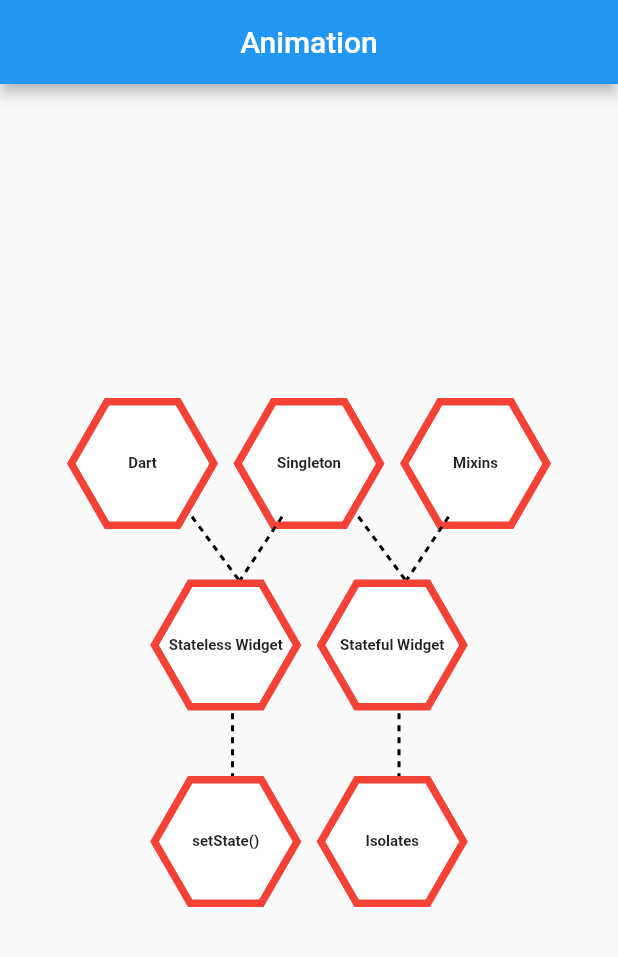
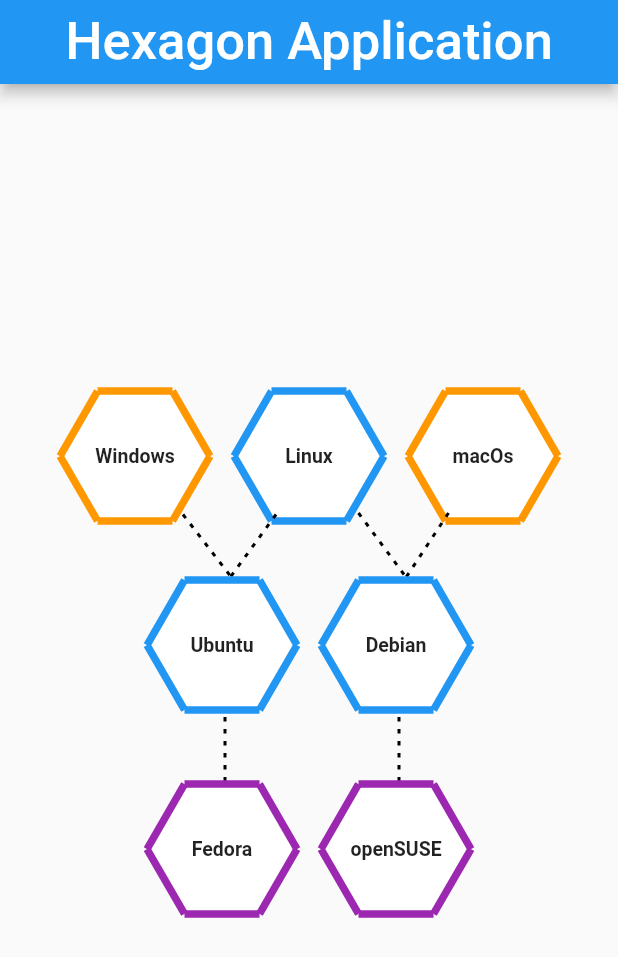
Before and after one commit to amruthamu/flutter_evaluation, a Flutter app: the screen it shows after launch, on a phone screen of 412 x 824 dp. Shown: the top 957 px of the screen. Run offline on Flutter 3.47's test engine with Material 2 defaults, Android fonts, the phone set to English and light mode, and no system bars; our stand-ins replace flutter_bloc.

Commit message:
my project code

```diff
--- a/lib/anim_bloc/anim_bloc.dart
+++ b/lib/anim_bloc/anim_bloc.dart
@@ -2,14 +2,10 @@
 import 'anim_event.dart';
 import 'anim_state.dart';
 
-class CountBloc extends Bloc<AnimationEvents, AnimationStates>{
-  CountBloc():super(InitialState()){
-    on<AnimationEvents>((event, emit){
-      if(event is StartAnimationEvent) {
-        emit(LoadAnimationState());
-      }
+class AnimBloc extends Bloc<AnimationEvent, AnimationState> {
+  AnimBloc() : super(InitialState()) {
+    on<AnimationBeginEvent>((event, emit) {
+      emit(AnimationShowingState());
     });
-
-
   }
 }
--- a/lib/anim_bloc/anim_event.dart
+++ b/lib/anim_bloc/anim_event.dart
@@ -1,3 +1,3 @@
-abstract class AnimationEvents{}
+class AnimationEvent {}
 
-class StartAnimationEvent extends AnimationEvents{}
+class AnimationBeginEvent extends AnimationEvent {}
--- a/lib/anim_bloc/anim_state.dart
+++ b/lib/anim_bloc/anim_state.dart
@@ -1,10 +1,5 @@
-class AnimationStates {
-  late bool isSuccess;
-  AnimationStates({required this.isSuccess});
-}
-class InitialState extends AnimationStates{
-  InitialState():super(isSuccess: true);
-}
-class LoadAnimationState extends AnimationStates{
-  LoadAnimationState():super(isSuccess: true);
-}
+class AnimationState {}
+
+class InitialState extends AnimationState {}
+
+class AnimationShowingState extends AnimationState {}
--- a/lib/constants/constants.dart
+++ /dev/null
@@ -1,20 +0,0 @@
-class Constants {
-  static const String title = "Dart";
-  static const String title1 = "Singleton";
-  static const String title2 = "Mixins";
-  static const String title3 = "Stateless Widget";
-  static const String title4 = "Stateful Widget";
-  static const String title5 = "setState()";
-  static const String title6 = "Isolates";
-  static const String title7 = "Widgets";
-
-
-  static const String title_des = "  - Dart is an open-source general-purpose programming language. \n - It is originally developed by Google. \n - Dart is an object-oriented language with C-style syntax. \n - Dart is an open-source programming language which is widely used to develop the mobile application, modern web-applications, desktop application, and the Internet of Things (IoT) using by Flutter framework. \n - It also supports a few advance concepts such as interfaces, mixins, abstract classes, refield generics, and type interface.";
-  static const String title1_des = " - Only one object creation \n - It is one of the simplest design pattern \n - There can only be one instance of class \n - Class itself is responsible to keep track of its sole instance \n - The instance is globally accessible through static method \n - Constructor is private so it cannot be instantiated \n - Using a singleton global variable that points to the instance. \n - The common Singleton.instance pattern. \n - Using the default constructor, which is a factory that returns the instance. \n - By using factory constructor we can access singleton class" ;
-  static const String title2_des = " - A mixin is a sort of class that can be “associated” to another class in order to reuse pieces of code without using inheritance. \n - When we use class B with A {} we are importing every method of mixin A into your class B \n - We can use with with one or more mixins. \n - Mixin is the ready to use functionality, not needed of constructor";
-  static const String title3_des = " - Stateless Widgets are static widgets. \n - They do not depend on any data change or any behavior change. \n - Stateless Widgets do not have a state, they will be rendered once and will not update themselves, but will only be updated when external data changes. \n - To create a Stateless widget, we have to override the build() method. \n - For Example: Text, Icon, RaisedButton are Stateless Widgets. ";
-  static const String title4_des = " - Stateful Widgets are dynamic widgets. \n - They can be updated during runtime based on user action or data change. \n - Stateful Widgets have an internal state and can re-render if the input data changes or if Widget’s state changes. \n - To create a Stateful widget, we have to override the createState() method, which returns the state of the widget. \n - For Example: Checkbox, Radio Button, Slider are Stateful Widgets";
-  static const String title5_des = " - setState is a way to dynamically change the UI. \n - We call it inside the State Object class of the StatefulWidget. \n - Whenever you change the internal state of a State object, make the change in a function that you pass to setState: setState(() { _myState = newValue; }); ";
-  static const String title6_des = " - Dart is single-threaded but it is capable of doing multi-threading stuff using Isolates (many processes). \n - Dart's version of Threads. \n - Do not share memory between each other. \n - Uses Ports and Messages to communicate between them. \n - May use another processor core if available. \n - Runs code in parallel.";
-  static const String title7_des = " - The Flutter framework offers widgets, which are capable of developing customizable specific designs. \n - Flutter has two sets of widgets: Material Design and Cupertino widgets that help to provide a glitch-free experience on all platforms.";
-}
--- a/lib/custom_widget/custom_painter.dart
+++ /dev/null
@@ -1,96 +0,0 @@
-import 'dart:math';
-
-import 'package:flutter/material.dart';
-
-class LinePainter extends CustomPainter {
-  final Offset firstOffset;
-  final Offset secondOffset;
-  final Color color;
-  final double strokeWidth;
-  final double dashLength;
-  final double dashSpace;
-
-  const LinePainter({
-    required this.firstOffset,
-    required this.secondOffset,
-    this.color = Colors.black,
-    this.strokeWidth = 2.0,
-    this.dashLength = 4.0,
-    this.dashSpace = 4.0,
-  });
-
-  @override
-  void paint(Canvas canvas, Size size) {
-    final paint = Paint()
-      ..color = color
-      ..strokeWidth = strokeWidth;
-    _drawDashedLine(
-        dashLength, dashSpace, firstOffset, secondOffset, canvas, size, paint);
-  }
-
-  @override
-  bool shouldRepaint(covariant CustomPainter oldDelegate) {
-    return false;
-  }
-
-  void _drawDashedLine(double dashLength, double dashSpace, Offset firstOffset,
-      Offset secondOffset, Canvas canvas, Size size, Paint paint) {
-    var startOffset = firstOffset;
-
-    var intervals = _getDirectionVector(firstOffset, secondOffset).length /
-        (dashLength + dashSpace);
-
-    for (var i = 0; i < intervals; i++) {
-      var endOffset = _getNextOffset(startOffset, secondOffset, dashLength);
-
-      /// Draw a small line.
-      canvas.drawLine(startOffset, endOffset, paint);
-
-      /// Update the starting offset.
-      startOffset = _getNextOffset(endOffset, secondOffset, dashSpace);
-    }
-  }
-
-  Offset _getNextOffset(
-      Offset firstOffset,
-      Offset secondOffset,
-      double smallVectorLength,
-      ) {
-    var directionVector = _getDirectionVector(firstOffset, secondOffset);
-
-    var rescaleFactor = smallVectorLength / directionVector.length;
-    if (rescaleFactor.isNaN || rescaleFactor.isInfinite) {
-      rescaleFactor = 1;
-    }
-
-    var rescaledVector = Offset(directionVector.vector.dx * rescaleFactor,
-        directionVector.vector.dy * rescaleFactor);
-
-    var newOffset = Offset(
-        firstOffset.dx + rescaledVector.dx, firstOffset.dy + rescaledVector.dy);
-
-    return newOffset;
-  }
-
-  DirectionVector _getDirectionVector(Offset firstVector, Offset secondVector) {
-    var directionVector = Offset(
-        secondVector.dx - firstVector.dx, secondVector.dy - firstVector.dy);
-
-    var directionVectorLength =
-    sqrt(pow(directionVector.dx, 2) + pow(directionVector.dy, 2));
-
-    return DirectionVector(
-      vector: directionVector,
-      length: directionVectorLength,
-    );
-  }
-}
-class DirectionVector {
-  final Offset vector;
-  final double length;
-
-  const DirectionVector({
-    required this.vector,
-    required this.length,
-  });
-}
--- a/lib/main.dart
+++ b/lib/main.dart
@@ -1,6 +1,5 @@
 import 'package:flutter/material.dart';
 import 'package:flutter_bloc/flutter_bloc.dart';
-import 'anim_bloc/anim_bloc.dart';
 import 'anim_bloc/anim_bloc.dart';
 import 'ui/hexagon_screen.dart';
 
@@ -13,13 +12,10 @@
   @override
   Widget build(BuildContext context) {
     return BlocProvider(
-      create: (_)=>CountBloc(),
-      child: MaterialApp(
-        title: 'Flutter Demo',
-        theme: ThemeData(
-          primarySwatch: Colors.blue,
-        ),
-        home: const HexagonScreen(title: 'Animation'),
+      create: (context)=>AnimBloc(),
+      child: const MaterialApp(
+        debugShowCheckedModeBanner: false,
+        home: HexagonScreen(),
       ),
     );
   }
--- a/lib/ui/hexagon.dart
+++ b/lib/ui/hexagon.dart
@@ -1,82 +1,34 @@
-import 'dart:math';
-
 import 'package:flutter/material.dart';
+import 'hexagon_painter.dart';
 
 class Hexagon extends StatelessWidget {
   final double sideLength;
   final Color color;
+  final List<Color> borderColors; // List of border colors
+  final double borderWidth; // Border width
   final Widget child;
 
-  Hexagon({
+  const Hexagon({super.key,
     required this.sideLength,
     required this.color,
+    required this.borderColors,
+    required this.borderWidth,
     required this.child,
   });
 
   @override
   Widget build(BuildContext context) {
-    return Container(
+    return SizedBox(
       width: sideLength,
       height: sideLength,
       child: CustomPaint(
         painter: HexagonPainter(
-          color: color, borderColor: Colors.red, borderWidth: 5,
+          color: color,
+          borderColors: borderColors, // Pass the list of border colors
+          borderWidth: borderWidth,
         ),
         child: Center(child: child),
       ),
     );
   }
 }
-
-class HexagonPainter extends CustomPainter {
-  final Color color;
-  final Color borderColor; // Border color
-  final double borderWidth; // Border width
-
-  HexagonPainter({
-    required this.color,
-    required this.borderColor,
-    required this.borderWidth,
-  });
-
-  @override
-  void paint(Canvas canvas, Size size) {
-    final Paint paint = Paint()
-      ..color = color
-      ..style = PaintingStyle.fill;
-
-    final Paint borderPaint = Paint()
-      ..color = borderColor
-      ..style = PaintingStyle.stroke
-      ..strokeWidth = borderWidth;
-
-    final Path path = Path();
-    final double centerX = size.width / 2;
-    final double centerY = size.height / 2;
-    final double radius = size.width / 2;
-    final double angle = 360 / 6; // 360 degrees divided by the number of sides (6)
-
-    for (int i = 0; i < 6; i++) {
-      final double x = centerX + radius * cos(degToRad(i * angle));
-      final double y = centerY + radius * sin(degToRad(i * angle));
-      if (i == 0) {
-        path.moveTo(x, y);
-      } else {
-        path.lineTo(x, y);
-      }
-    }
-    path.close();
-
-    canvas.drawPath(path, paint);
-    canvas.drawPath(path, borderPaint); // Draw border around the hexagon
-  }
-
-  @override
-  bool shouldRepaint(CustomPainter oldDelegate) {
-    return false;
-  }
-
-  double degToRad(double degrees) {
-    return degrees * (pi / 180);
-  }
-}
--- /dev/null
+++ b/lib/ui/hexagon_create.dart
@@ -0,0 +1,35 @@
+import 'package:flutter/material.dart';
+
+import 'description_screen.dart';
+import 'hexagon.dart';
+
+Widget hexagonCreate(BuildContext context, String title, String desc, List<Color> borderColors) {
+  return InkWell(
+    onTap: () {
+      Navigator.push(
+        context,
+        MaterialPageRoute(
+          builder: (context) => DescriptionScreen(
+            heading: title,
+            description: desc,
+          ),
+        ),
+      );
+    },
+    child: Padding(
+      padding: const EdgeInsets.all(8.0),
+      child: Hexagon(
+        sideLength: 100,
+        color: Colors.white,
+        borderColors: borderColors,
+        borderWidth: 5,
+        child: Center(
+          child: Text(
+            title,
+            style: const TextStyle(fontWeight: FontWeight.bold, fontSize: 13),
+          ),
+        ),
+      ),
+    ),
+  );
+}
--- /dev/null
+++ b/lib/ui/hexagon_painter.dart
@@ -0,0 +1,68 @@
+import 'dart:math';
+
+import 'package:flutter/material.dart';
+
+class HexagonPainter extends CustomPainter {
+  final Color color;
+  final List<Color> borderColors; // List of border colors
+  final double borderWidth; // Border width
+
+  HexagonPainter({
+    required this.color,
+    required this.borderColors,
+    required this.borderWidth,
+  });
+
+  @override
+  void paint(Canvas canvas, Size size) {
+    final Paint paint = Paint()
+      ..color = color
+      ..style = PaintingStyle.fill;
+
+    final Path path = Path();
+    final double centerX = size.width / 2;
+    final double centerY = size.height / 2;
+    final double radius = size.width / 2;
+    const double angle = 360 / 6; // 360 degrees divided by the number of sides (6)
+
+    for (int i = 0; i < 6; i++) {
+      final double x = centerX + radius * cos(degToRad(i * angle));
+      final double y = centerY + radius * sin(degToRad(i * angle));
+      if (i == 0) {
+        path.moveTo(x, y);
+      } else {
+        path.lineTo(x, y);
+      }
+    }
+    path.close();
+
+    canvas.drawPath(path, paint);
+
+    // Drawing the hexagon border with different colors
+    for (int i = 0; i < 6; i++) {
+      final Paint borderPaint = Paint()
+        ..color = borderColors[i]
+        ..style = PaintingStyle.stroke
+        ..strokeWidth = borderWidth;
+
+      final double x1 = centerX + radius * cos(degToRad(i * angle));
+      final double y1 = centerY + radius * sin(degToRad(i * angle));
+      final double x2 = centerX + radius * cos(degToRad((i + 1) * angle));
+      final double y2 = centerY + radius * sin(degToRad((i + 1) * angle));
+
+      final Path borderPath = Path();
+      borderPath.moveTo(x1, y1);
+      borderPath.lineTo(x2, y2);
+      canvas.drawPath(borderPath, borderPaint);
+    }
+  }
+
+  @override
+  bool shouldRepaint(CustomPainter oldDelegate) {
+    return false;
+  }
+
+  double degToRad(double degrees) {
+    return degrees * (pi / 180);
+  }
+}
--- a/lib/ui/hexagon_screen.dart
+++ b/lib/ui/hexagon_screen.dart
@@ -1,43 +1,37 @@
-import 'package:hexagon_project/ui/detailed_screen.dart';
 import 'package:flutter/material.dart';
 import 'package:flutter_bloc/flutter_bloc.dart';
 import '../anim_bloc/anim_bloc.dart';
 import '../anim_bloc/anim_event.dart';
 import '../anim_bloc/anim_state.dart';
-import '../constants/constants.dart';
-import '../custom_widget/custom_painter.dart';
-import 'hexagon.dart';
+import 'hexagon_create.dart';
+import 'dottedLine_painter_data.dart';
 
 class HexagonScreen extends StatefulWidget {
-  const HexagonScreen({super.key, required this.title});
-  final String title;
+  const HexagonScreen({super.key});
   @override
   State<HexagonScreen> createState() => _HexagonScreen();
 }
 
 class _HexagonScreen extends State<HexagonScreen> with SingleTickerProviderStateMixin {
-  late AnimationController _controller;
+  late AnimationController animationController;
   @override
   initState() {
     super.initState();
-    BlocProvider.of<CountBloc>(context).add(StartAnimationEvent());
-    _controller = AnimationController(
-      duration: const Duration(seconds: 5),
-      vsync: this,
+    BlocProvider.of<AnimBloc>(context).add(AnimationBeginEvent());
+    animationController = AnimationController(
+      duration: const Duration(seconds: 6),vsync: this,
     );
   }
 
   @override
   Widget build(BuildContext context) {
-    return BlocListener<CountBloc, AnimationStates>(
+    return BlocListener<AnimBloc, AnimationState>(
       listener: (context, state) {
-        if (state.isSuccess) {
-          _controller.forward();
-        }
+        animationController.forward();
       },
       child: Scaffold(
           appBar: AppBar(
-            title: Center(child: Text(widget.title)),
+            title: const Center(child: Text("Hexagon Application" ,style: TextStyle(fontSize:35))),
           ),
           body: Center(
             child: Column(
@@ -49,19 +43,22 @@
                   children: [
                     FadeTransition(
                         opacity: Tween(begin: -10.0, end: 100.0)
-                            .animate(_controller),
-                        child: _buildHexagon(
-                            Constants.title, Constants.title_des)),
+                            .animate(animationController),
+                        child: hexagonCreate(context,
+                            "Windows", "Windows is a widely used operating system developed by Microsoft. It is known for its user-friendly interface and compatibility with a wide range of software applications. There are different versions of Windows, with Windows 10 and Windows 11 being the latest as of my knowledge cutoff date in September 2021.",
+                            [Colors.orange,Colors.orange,Colors.orange,Colors.orange,Colors.orange,Colors.orange])),
                     FadeTransition(
                         opacity: Tween(begin: -40.0, end: 200.0)
-                            .animate(_controller),
-                        child: _buildHexagon(
-                            Constants.title1, Constants.title1_des)),
+                            .animate(animationController),
+                        child: hexagonCreate(context,
+                        "Linux", "Linux is an open-source operating system kernel that serves as the foundation for various Linux distributions (distros). Linux is known for its security, stability, and flexibility. Popular Linux distributions include Ubuntu, Debian, and Fedora.",
+                            [Colors.blue,Colors.blue,Colors.blue,Colors.blue,Colors.blue,Colors.blue])),
                     FadeTransition(
-                        opacity: Tween(begin: -100.0, end: 300.0)
-                            .animate(_controller),
-                        child: _buildHexagon(
-                            Constants.title2, Constants.title2_des)),
+                        opacity: Tween(begin: -99.0, end: 301.0)
+                            .animate(animationController),
+                        child: hexagonCreate(context,
+                           "macOs", "macOS is the operating system developed by Apple Inc. for their Macintosh computers. It is known for its elegant and user-friendly interface, as well as tight integration with Apple's hardware and software ecosystem.",
+                            [Colors.orange,Colors.orange,Colors.orange,Colors.orange,Colors.orange,Colors.orange])),
                   ],
                 ),
                 Padding(
@@ -71,37 +68,39 @@
                     children: [
                       FadeTransition(
                         opacity: Tween(begin: -150.0, end: 400.0)
-                            .animate(_controller),
+                            .animate(animationController),
                         child: CustomPaint(
-                          painter: const LinePainter(
-                            firstOffset: Offset(33, -30),
-                            secondOffset: Offset(70, 20),
+                          painter: const PainterData(
+                            primaryOffset: Offset(32, -29),
+                            secondaryOffset: Offset(69, 19),
                           ),
                           child: CustomPaint(
-                            painter: const LinePainter(
-                              firstOffset: Offset(93, -30),
-                              secondOffset: Offset(60, 20),
+                            painter: const PainterData(
+                              primaryOffset: Offset(94, -29),
+                              secondaryOffset: Offset(59, 19),
                             ),
-                            child: _buildHexagon(
-                                Constants.title3, Constants.title3_des),
+                            child: hexagonCreate(context,
+                                "Ubuntu", "Ubuntu is a popular Linux distribution based on Debian. It is known for its ease of use and comes with a wide range of pre-installed software. Ubuntu is widely used both for desktop and server environments.",
+                                [Colors.blue,Colors.blue,Colors.blue,Colors.blue,Colors.blue,Colors.blue]),
                           ),
                         ),
                       ),
                       FadeTransition(
-                        opacity: Tween(begin: -250.0, end: 400.0)
-                            .animate(_controller),
+                        opacity: Tween(begin: -240.0, end: 400.0)
+                            .animate(animationController),
                         child: CustomPaint(
-                          painter: const LinePainter(
-                            firstOffset: Offset(33, -30),
-                            secondOffset: Offset(70, 20),
+                          painter: const PainterData(
+                            primaryOffset: Offset(33, -30),
+                            secondaryOffset: Offset(70, 20),
                           ),
                           child: CustomPaint(
-                            painter: const LinePainter(
-                              firstOffset: Offset(93, -30),
-                              secondOffset: Offset(60, 20),
+                            painter: const PainterData(
+                              primaryOffset: Offset(93, -30),
+                              secondaryOffset: Offset(60, 20),
                             ),
-                            child: _buildHexagon(
-                                Constants.title4, Constants.title4_des),
+                            child: hexagonCreate(context,
+                                "Debian"," Debian is a stable and highly customizable Linux distribution. It is known for its commitment to free and open-source software principles and has a large community of developers." ,
+                                [Colors.blue,Colors.blue,Colors.blue,Colors.blue,Colors.blue,Colors.blue]),
                           ),
                         ),
                       ),
@@ -115,26 +114,29 @@
                     children: [
                       FadeTransition(
                         opacity: Tween(begin: -400.0, end: 600.0)
-                            .animate(_controller),
+                            .animate(animationController),
                         child: CustomPaint(
-                          painter: const LinePainter(
-                            firstOffset: Offset(60, -30),
-                            secondOffset: Offset(60, 20),
+                          painter: const PainterData(
+                            primaryOffset: Offset(60, -30),
+                            secondaryOffset: Offset(60, 20),
                           ),
-                          child: _buildHexagon(
-                              Constants.title5, Constants.title5_des),
+                          child: hexagonCreate(context,
+                              "Fedora", "Fedora is another popular Linux distribution that focuses on delivering the latest open-source technologies. It is often used by developers and enthusiasts who want access to cutting-edge software.",
+                              [Colors.purple,Colors.purple,Colors.purple,Colors.purple,Colors.purple,Colors.purple]),
                         ),
                       ),
                       FadeTransition(
                         opacity: Tween(begin: -600.0, end: 700.0)
-                            .animate(_controller),
+
+                            .animate(animationController),
                         child: CustomPaint(
-                          painter: const LinePainter(
-                            firstOffset: Offset(60, -30),
-                            secondOffset: Offset(60, 20),
+                          painter: const PainterData(
+                            primaryOffset: Offset(60, -30),
+                            secondaryOffset: Offset(60, 20),
                           ),
-                          child: _buildHexagon(
-                              Constants.title6, Constants.title6_des),
+                          child: hexagonCreate(context,
+                              "openSUSE", "openSUSE is a Linux distribution known for its stability and robustness. It is available in two main flavors: openSUSE Leap (stable) and openSUSE Tumbleweed (rolling release).",
+                              [Colors.purple,Colors.purple,Colors.purple,Colors.purple,Colors.purple,Colors.purple]),
                         ),
                       ),
                     ],
@@ -146,35 +148,9 @@
     );
   }
 
-  Widget _buildHexagon(String title, String desc) {
-    var h = 95.0;
-    return InkWell(
-      onTap: () {
-        Navigator.push(
-          context,
-          MaterialPageRoute(
-            builder: (context) => SecondPage(
-              title: title,
-              description: desc,
-            ),
-          ),
-        );
-      },
-      child: Padding(
-        padding: const EdgeInsets.all(8.0),
-        child: Hexagon(
-          sideLength: h,
-          color: Colors.white,
-          child: Center(
-            child: Text(
-              title,
-              style: const TextStyle(fontWeight: FontWeight.bold, fontSize: 10),
-            ),
-          ),
-        ),
-      ),
-    );
-  }
+
+
+
 
 
 }
```
Also changed, not shown: lib/ui/description_screen.dart (added, +22 -0 lines), lib/ui/detailed_screen.dart (deleted, +0 -32 lines), lib/ui/dottedLine_painter_data.dart (added, +91 -0 lines).
